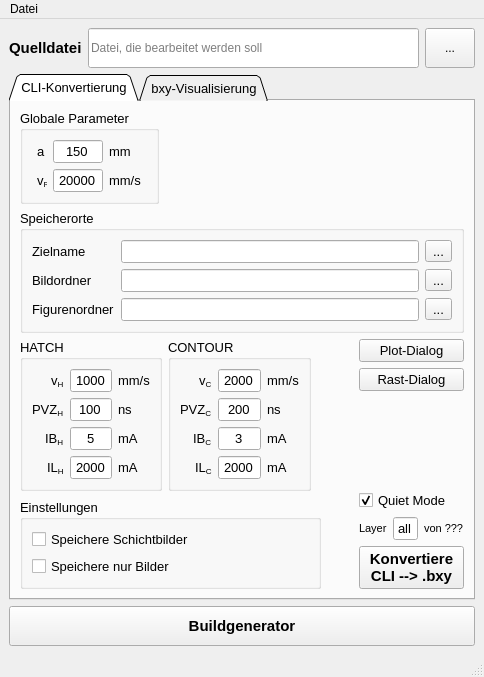
This is gui/startGUI.ui in lhalb/Figurprogrammierung as Qt 5 draws it before an edit. The edited form follows.
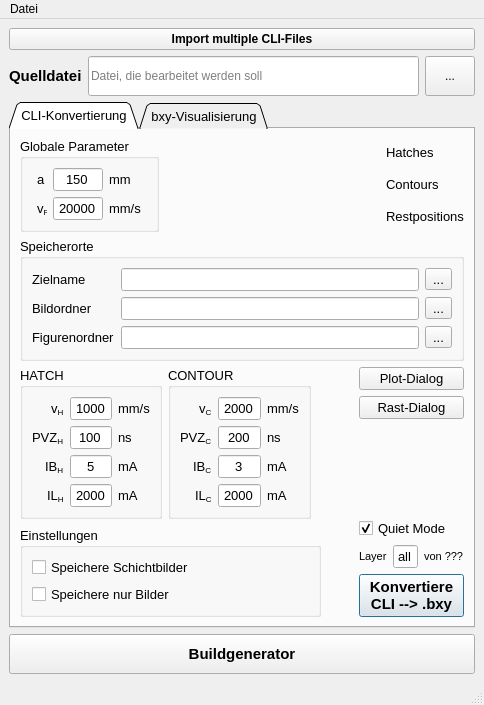
This is the edited form. Icons and pictures are not drawn.

Commit message: Release 0.1.2 - Bugfix in matching files detection - Dialog for creating Restlayer added - reworked creation of parameter tables - unified parameter structure - added multifile import - now multiple files can be converted at once - algorithm checks for missing key parameters - other parameters are written but set to '-'

What changed in the file:
```diff
--- a/gui/startGUI.ui
+++ b/gui/startGUI.ui
@@ -7,7 +7,7 @@
     <x>0</x>
     <y>0</y>
     <width>484</width>
-    <height>661</height>
+    <height>690</height>
    </rect>
   </property>
   <property name="windowTitle">
@@ -23,6 +23,25 @@
       <property name="bottomMargin">
        <number>0</number>
       </property>
+      <item>
+       <widget class="QPushButton" name="but_multi_import">
+        <property name="font">
+         <font>
+          <weight>75</weight>
+          <bold>true</bold>
+         </font>
+        </property>
+        <property name="toolTip">
+         <string>Tool, um mehrere CLI-Dateien gleichzeitig zu konvertieren</string>
+        </property>
+        <property name="text">
+         <string>Import multiple CLI-Files</string>
+        </property>
+        <property name="shortcut">
+         <string>Ctrl+Shift+O</string>
+        </property>
+       </widget>
+      </item>
       <item>
        <layout class="QHBoxLayout" name="horizontalLayout">
         <item>
@@ -310,20 +329,83 @@
              </spacer>
             </item>
             <item>
-             <spacer name="horizontalSpacer_2">
-              <property name="orientation">
-               <enum>Qt::Horizontal</enum>
-              </property>
-              <property name="sizeType">
-               <enum>QSizePolicy::Expanding</enum>
-              </property>
-              <property name="sizeHint" stdset="0">
-               <size>
-                <width>40</width>
-                <height>20</height>
-               </size>
-              </property>
-             </spacer>
+             <layout class="QGridLayout" name="gridLayout_6">
+              <item row="0" column="1" alignment="Qt::AlignLeft">
+               <widget class="QLabel" name="label_13">
+                <property name="text">
+                 <string>Hatches</string>
+                </property>
+               </widget>
+              </item>
+              <item row="1" column="1" alignment="Qt::AlignLeft">
+               <widget class="QLabel" name="label_12">
+                <property name="text">
+                 <string>Contours</string>
+                </property>
+               </widget>
+              </item>
+              <item row="2" column="1" alignment="Qt::AlignLeft">
+               <widget class="QLabel" name="label_10">
+                <property name="text">
+                 <string>Restpositions</string>
+                </property>
+               </widget>
+              </item>
+              <item row="2" column="0">
+               <widget class="QPushButton" name="but_info_rest">
+                <property name="text">
+                 <string/>
+                </property>
+                <property name="icon">
+                 <iconset>
+                  <normalon>:/img/img/red_light.png</normalon>
+                 </iconset>
+                </property>
+                <property name="autoDefault">
+                 <bool>false</bool>
+                </property>
+                <property name="flat">
+                 <bool>true</bool>
+                </property>
+               </widget>
+              </item>
+              <item row="1" column="0">
+               <widget class="QPushButton" name="but_info_contours">
+                <property name="text">
+                 <string/>
+                </property>
+                <property name="icon">
+                 <iconset>
+                  <normalon>:/img/img/red_light.png</normalon>
+                 </iconset>
+                </property>
+                <property name="autoDefault">
+                 <bool>false</bool>
+                </property>
+                <property name="flat">
+                 <bool>true</bool>
+                </property>
+               </widget>
+              </item>
+              <item row="0" column="0">
+               <widget class="QPushButton" name="but_info_hatches">
+                <property name="text">
+                 <string/>
+                </property>
+                <property name="icon">
+                 <iconset>
+                  <normalon>:/img/img/red_light.png</normalon>
+                 </iconset>
+                </property>
+                <property name="autoDefault">
+                 <bool>false</bool>
+                </property>
+                <property name="flat">
+                 <bool>true</bool>
+                </property>
+               </widget>
+              </item>
+             </layout>
             </item>
            </layout>
           </item>
@@ -789,6 +871,12 @@
                  <string>Konvertiere
 CLI --&gt; .bxy</string>
                 </property>
+                <property name="autoDefault">
+                 <bool>true</bool>
+                </property>
+                <property name="default">
+                 <bool>true</bool>
+                </property>
                </widget>
               </item>
               <item row="2" column="0">
@@ -953,6 +1041,9 @@
         <property name="shortcut">
          <string>Ctrl+B</string>
         </property>
+        <property name="autoDefault">
+         <bool>true</bool>
+        </property>
        </widget>
       </item>
      </layout>
```
Left out of the diff: 28 changed lines with no effect on the pictures. The commit also changes 17 other files.
